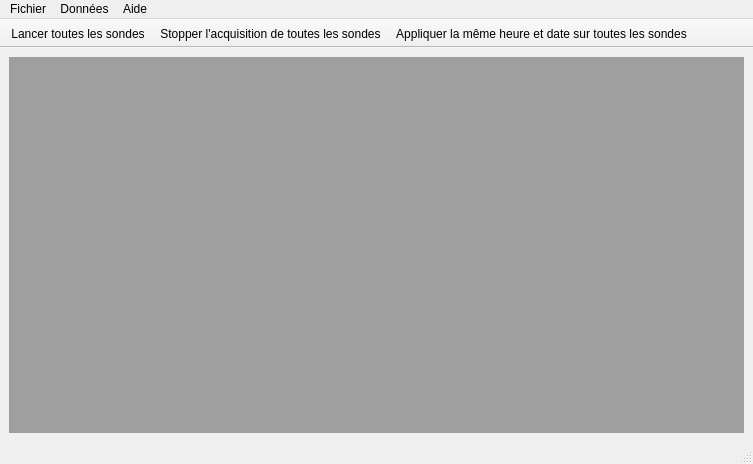
First picture: the form in F_Principale.ui, repository lna44700/gexao51, before the edit.
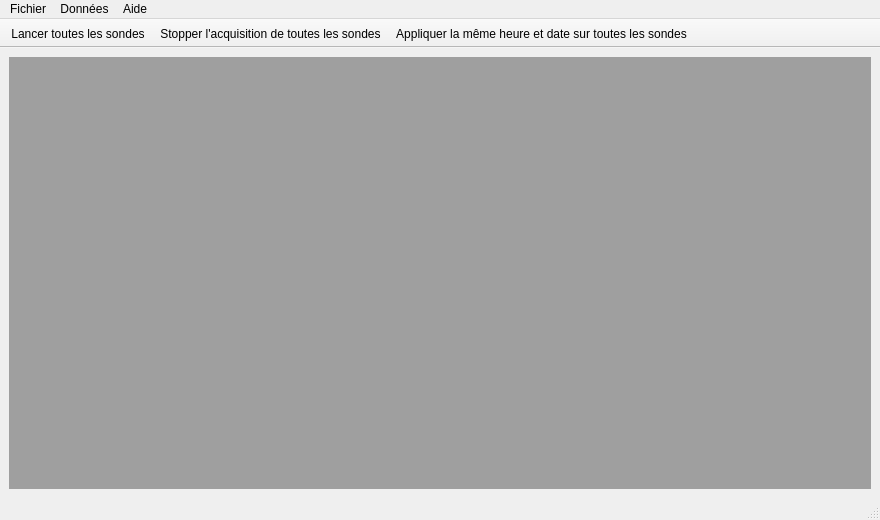
Second picture: the form after the edit. Icons and pictures are not drawn.

What changed in the file:
```diff
--- a/F_Principale.ui
+++ b/F_Principale.ui
@@ -6,8 +6,8 @@
    <rect>
     <x>0</x>
     <y>0</y>
-    <width>753</width>
-    <height>464</height>
+    <width>880</width>
+    <height>520</height>
    </rect>
   </property>
   <property name="windowTitle">
@@ -25,7 +25,7 @@
     <rect>
      <x>0</x>
      <y>0</y>
-     <width>753</width>
+     <width>880</width>
      <height>21</height>
     </rect>
    </property>
```
Left out of the diff: 6 changed lines with no effect on the pictures.
